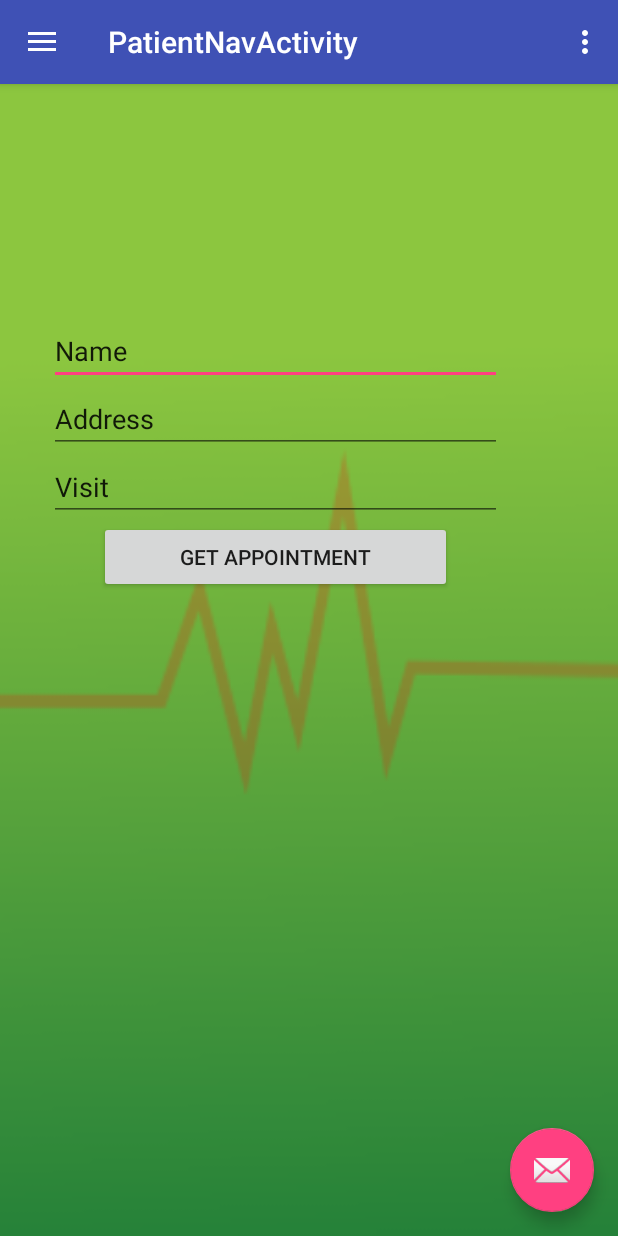
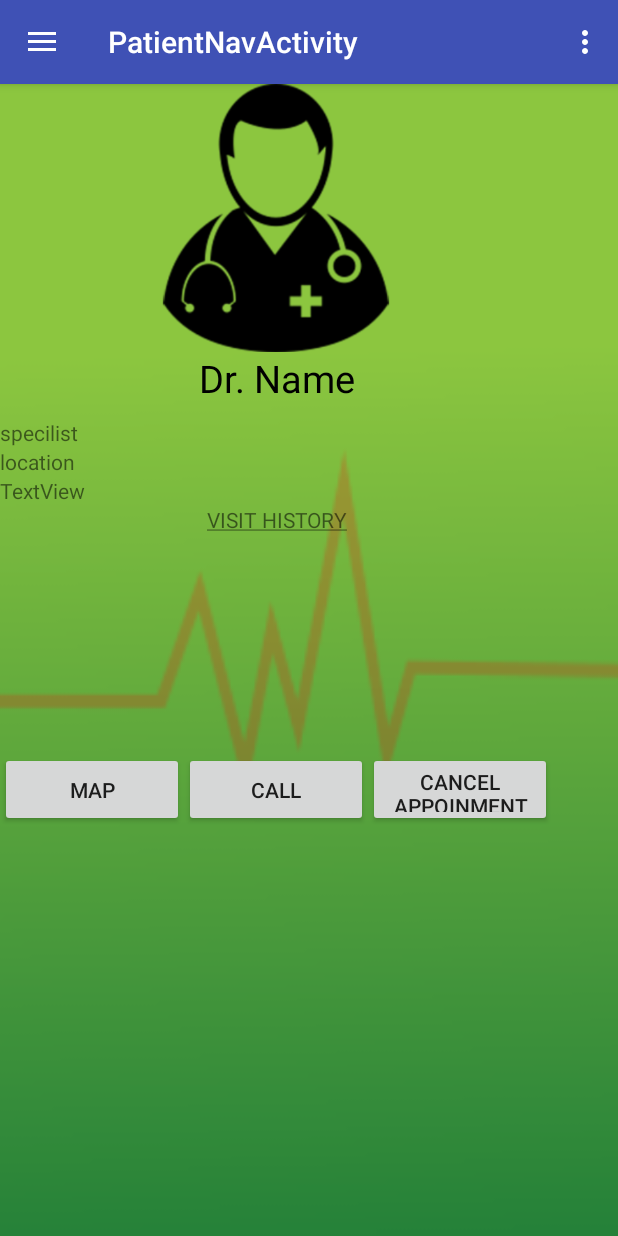
Before and after one commit to faisal-developersbd/HelloDoctor, an Android app: the PatientNavActivity screen opened directly, with no data from a screen before it, in the side drawer, after a tap on "Doctor's Appoinment", on a phone screen of 412 x 824 dp. Run offline under Robolectric (Android 15) with nearby library versions, the phone set to English and light mode, and no system bars.

Commit message:
Layout Improved

```diff
--- /dev/null
+++ b/app/src/main/java/system/faisalshakiba/com/hellodoctor/AppoinmentFragment.java
@@ -0,0 +1,63 @@
+package system.faisalshakiba.com.hellodoctor;
+
+import android.app.Fragment;
+import android.os.Bundle;
+import android.support.annotation.Nullable;
+import android.view.LayoutInflater;
+import android.view.View;
+import android.view.ViewGroup;
+import android.widget.Button;
+import android.widget.ImageView;
+import android.widget.ListView;
+import android.widget.TextView;
+
+import system.faisalshakiba.com.hellodoctor.items.doctorlist;
+
+/**
+ * Created by TC on 9/28/2017.
+ */
+
+public class AppoinmentFragment extends Fragment {
+   ImageView imageView;
+    TextView nameText;
+    TextView specialText;
+    TextView location;
+    TextView distance;
+    TextView ifnull;
+    ListView listhistory;
+    Button map,call,cancel;
+    doctorlist dlist=null;
+    View myview;
+    @Nullable
+    @Override
+    public View onCreateView(LayoutInflater inflater, final ViewGroup container, Bundle savedInstanceState) {
+        myview = inflater.inflate(R.layout.activity_appoinment, container, false);
+        imageView=(ImageView) myview.findViewById(R.id.img_doctor_details);
+        nameText=(TextView) myview.findViewById(R.id.details_doctorName);
+        specialText=(TextView) myview.findViewById(R.id.details_doctorSpecialist);
+        location=(TextView) myview.findViewById(R.id.details_doctorLocation);
+        distance=(TextView) myview.findViewById(R.id.details_doctorDistance);
+        ifnull=(TextView) myview.findViewById(R.id.details_ifnull);
+        listhistory=(ListView) myview.findViewById(R.id.details_listHistory);
+        map=(Button)myview.findViewById(R.id.details_map);
+        call=(Button)myview.findViewById(R.id.details_call);
+        cancel=(Button)myview.findViewById(R.id.details_cancel);
+
+        //setting values
+        if(dlist!=null)
+        {
+            if(dlist.getPropic()!=null)
+                imageView.setImageBitmap(dlist.getPropic());
+            nameText.setText(dlist.getDoctorName());
+            specialText.setText("Specialist in: "+dlist.getSpecialist());
+            location.setText("Location: "+dlist.getLocation());
+            distance.setText("Distance: "+dlist.getDistance());
+
+        }
+        return myview;
+    }
+    public void setDlist(doctorlist dlist)
+    {
+        this.dlist=dlist;
+    }
+}
--- a/app/src/main/java/system/faisalshakiba/com/hellodoctor/PatientNavActivity.java
+++ b/app/src/main/java/system/faisalshakiba/com/hellodoctor/PatientNavActivity.java
@@ -15,6 +15,8 @@ import android.support.v7.app.AppCompatActivity;
 import android.support.v7.widget.Toolbar;
 import android.view.Menu;
 import android.view.MenuItem;
+
+import system.faisalshakiba.com.hellodoctor.items.doctorlist;
 
 public class PatientNavActivity extends AppCompatActivity
         implements NavigationView.OnNavigationItemSelectedListener {
@@ -44,7 +46,7 @@ public class PatientNavActivity extends AppCompatActivity
                         .setAction("Action", null).show();
             }
         });
-
+        fab.setVisibility(View.GONE);
         DrawerLayout drawer = (DrawerLayout) findViewById(R.id.drawer_layout);
         ActionBarDrawerToggle toggle = new ActionBarDrawerToggle(
                 this, drawer, toolbar, R.string.navigation_drawer_open, R.string.navigation_drawer_close);
@@ -73,6 +75,7 @@ public class PatientNavActivity extends AppCompatActivity
             super.onBackPressed();
         }
     }
+
 
     @Override
     public boolean onCreateOptionsMenu(Menu menu) {
--- a/app/src/main/java/system/faisalshakiba/com/hellodoctor/items/doctorlist.java
+++ b/app/src/main/java/system/faisalshakiba/com/hellodoctor/items/doctorlist.java
@@ -7,6 +7,7 @@ import android.graphics.Bitmap;
  */
 
 public class doctorlist {
+    private String id;
        private Bitmap propic;
     private String doctorName;
     private String header;
@@ -20,7 +21,7 @@ public class doctorlist {
     public doctorlist() {
     }
 
-    public doctorlist(Bitmap propic, String doctorName, String header, boolean notification, String specialist, String location, String time, String date, String distance) {
+    public doctorlist(String id,Bitmap propic, String doctorName, String header, boolean notification, String specialist, String location, String time, String date, String distance) {
         this.propic = propic;
         this.doctorName = doctorName;
         this.header = header;
@@ -30,6 +31,14 @@ public class doctorlist {
         this.time = time;
         this.date = date;
         this.distance = distance;
+    }
+
+    public String getId() {
+        return id;
+    }
+
+    public void setId(String id) {
+        this.id = id;
     }
 
     public Bitmap getPropic() {
@@ -107,7 +116,8 @@ public class doctorlist {
     @Override
     public String toString() {
         return "doctorlist{" +
-                "propic=" + propic +
+                "id='" + id + '\'' +
+                ", propic=" + propic +
                 ", doctorName='" + doctorName + '\'' +
                 ", header='" + header + '\'' +
                 ", notification=" + notification +
--- a/app/src/main/java/system/faisalshakiba/com/hellodoctor/patient_dashboard_fragment.java
+++ b/app/src/main/java/system/faisalshakiba/com/hellodoctor/patient_dashboard_fragment.java
@@ -1,6 +1,7 @@
 package system.faisalshakiba.com.hellodoctor;
 
 import android.app.Fragment;
+import android.app.FragmentManager;
 import android.content.Context;
 import android.os.Bundle;
 import android.support.annotation.Nullable;
@@ -28,7 +29,7 @@ public class patient_dashboard_fragment extends Fragment {
 
     View myview;
     Context context;
-    ListView doctorlist;
+    ListView doctorlistview;
     @Nullable
     @Override
     public View onCreateView(LayoutInflater inflater, final ViewGroup container, Bundle savedInstanceState) {
@@ -36,17 +37,17 @@ public class patient_dashboard_fragment extends Fragment {
         context=getActivity().getBaseContext();
         final List<doctorlist> arrayList=new ArrayList<doctorlist>();
         doctorlist dlist=new doctorlist();
-        dlist=new doctorlist(null,"Dr. Hasan","Appoinment 1",true,"Heart Specialist","Mirpur","12:45-01:4","Date","2 km");
+        dlist=new doctorlist("101",null,"Dr. Hasan","Appoinment 1",true,"Heart Specialist","Mirpur","12:45-01:4","Date","2 km");
         arrayList.add(dlist);
-        dlist=new doctorlist(null,"Dr. Mahmud","Appoinment 2",true,"Heart Specialist","Mirpur","12:45-01:4","Date","2 km");
+        dlist=new doctorlist("102",null,"Dr. Mahmud","Appoinment 2",true,"Heart Specialist","Mirpur","12:45-01:4","Date","2 km");
         arrayList.add(dlist);
-        dlist=new doctorlist(null,"Dr. Sagor","Appoinment 3",true,"Heart Specialist","Mirpur","12:45-01:4","Date","2 km");
+        dlist=new doctorlist("103",null,"Dr. Sagor","Appoinment 3",true,"Heart Specialist","Mirpur","12:45-01:4","Date","2 km");
         arrayList.add(dlist);
-        dlist=new doctorlist(null,"Dr. Hossain","Appoinment 4",true,"Heart Specialist","Mirpur","12:45-01:4","Date","2 km");
+        dlist=new doctorlist("104",null,"Dr. Hossain","Appoinment 4",true,"Heart Specialist","Mirpur","12:45-01:4","Date","2 km");
         arrayList.add(dlist);
-        dlist=new doctorlist(null,"Dr. Afroza","Appoinment 5",true,"Heart Specialist","Mirpur","12:45-01:4","Date","2 km");
+        dlist=new doctorlist("105",null,"Dr. Afroza","Appoinment 5",true,"Heart Specialist","Mirpur","12:45-01:4","Date","2 km");
         arrayList.add(dlist);
-        doctorlist=(ListView) myview.findViewById(R.id.listdoctorview);
+        doctorlistview=(ListView) myview.findViewById(R.id.listdoctorview);
         final BaseAdapter adapter=new BaseAdapter() {
             LayoutInflater inflater= (LayoutInflater) getActivity().getSystemService(Context.LAYOUT_INFLATER_SERVICE);
             @Override
@@ -93,15 +94,22 @@ public class patient_dashboard_fragment extends Fragment {
                 return view;
             }
         };
-        doctorlist.setAdapter(adapter);
-        adapter.notifyDataSetChanged();
-        doctorlist.setOnItemClickListener(new AdapterView.OnItemClickListener() {
+        doctorlistview.setAdapter(adapter);
+        doctorlistview.setOnItemClickListener(new AdapterView.OnItemClickListener() {
             @Override
-            public void onItemClick(AdapterView<?> adapterView, View view, int i, long l) {
-                int position=adapterView.getSelectedItemPosition();
-                Toast.makeText(context,"Position: "+position,Toast.LENGTH_LONG).show();
+            public void onItemClick(AdapterView<?> parent, View view, int position, long id) {
+                int item= (int) doctorlistview.getAdapter().getItem(position);
+
+                doctorlist dl=arrayList.get(item);
+
+                AppoinmentFragment appoinmentFragment=new AppoinmentFragment();
+                appoinmentFragment.setDlist(dl);
+                FragmentManager fragmentManager=getFragmentManager();
+                fragmentManager.beginTransaction().replace(R.id.pat_dashboard,appoinmentFragment).commit();
             }
         });
+        adapter.notifyDataSetChanged();
+
         return  myview;
     }
 }
--- a/app/src/main/res/layout/activity_appoinment.xml
+++ b/app/src/main/res/layout/activity_appoinment.xml
@@ -1,5 +1,6 @@
 <?xml version="1.0" encoding="utf-8"?>
 <RelativeLayout xmlns:android="http://schemas.android.com/apk/res/android"
+    xmlns:app="http://schemas.android.com/apk/res-auto"
     android:layout_width="match_parent"
     android:background="@drawable/d_background"
     android:layout_height="match_parent">
@@ -11,34 +12,109 @@
         android:gravity="center"
        >
 
-        <EditText
-            android:id="@+id/editText8"
-            android:layout_width="302dp"
-            android:layout_height="wrap_content"
-            android:ems="10"
-            android:inputType="textPersonName"
-            android:text="Name" />
+        <LinearLayout
+            android:layout_width="match_parent"
+            android:layout_height="match_parent"
+            android:layout_weight="1"
+            android:orientation="vertical">
 
-        <EditText
-            android:id="@+id/editText7"
-            android:layout_width="302dp"
-            android:layout_height="wrap_content"
-            android:ems="10"
-            android:inputType="textPersonName"
-            android:text="Address" />
+            <ImageView
+                android:id="@+id/img_doctor_details"
+                android:layout_width="match_parent"
+                android:layout_height="match_parent"
+                android:layout_weight="1"
+                app:srcCompat="@drawable/doctors_appoinment" />
 
-        <EditText
-            android:id="@+id/editText3"
-            android:layout_width="302dp"
-            android:layout_height="wrap_content"
-            android:ems="10"
-            android:inputType="textPersonName"
-            android:text="Visit" />
+            <TextView
+                android:id="@+id/details_doctorName"
+                android:layout_width="match_parent"
+                android:layout_height="match_parent"
+                android:textAlignment="center"
+                android:textColor="@android:color/black"
+                android:textSize="25dp"
+                android:layout_weight="4"
+                android:text="Dr. Name" />
 
-        <Button
-            android:id="@+id/button4"
-            android:layout_width="235dp"
-            android:layout_height="wrap_content"
-            android:text="Get Appointment" />
+        </LinearLayout>
+
+        <LinearLayout
+            android:layout_width="match_parent"
+            android:layout_height="match_parent"
+            android:layout_weight="1"
+            android:orientation="vertical">
+
+            <TextView
+                android:id="@+id/details_doctorSpecialist"
+                android:layout_width="match_parent"
+                android:layout_height="wrap_content"
+                android:text="specilist" />
+
+            <TextView
+                android:id="@+id/details_doctorLocation"
+                android:layout_width="match_parent"
+                android:layout_height="wrap_content"
+                android:text="location" />
+
+            <TextView
+                android:id="@+id/details_doctorDistance"
+                android:layout_width="match_parent"
+                android:layout_height="wrap_content"
+
+                android:text="TextView" />
+
+            <TextView
+                android:id="@+id/textView23"
+                android:layout_width="match_parent"
+                android:layout_height="wrap_content"
+                android:text="@string/history"
+                android:textAlignment="center" />
+
+            <LinearLayout
+                android:layout_width="match_parent"
+                android:layout_height="match_parent"
+                android:orientation="vertical">
+
+                <TextView
+                    android:id="@+id/details_ifnull"
+                    android:layout_width="match_parent"
+                    android:layout_height="wrap_content"
+                    android:visibility="gone"
+                    android:text="TextView" />
+
+                <ListView
+                    android:id="@+id/details_listHistory"
+                    android:layout_width="match_parent"
+                    android:layout_height="match_parent" />
+            </LinearLayout>
+
+        </LinearLayout>
+
+        <LinearLayout
+            android:layout_width="match_parent"
+            android:layout_height="50dp"
+            android:orientation="horizontal">
+
+            <Button
+                android:id="@+id/details_map"
+                android:layout_width="match_parent"
+                android:layout_height="match_parent"
+                android:layout_weight="1"
+                android:text="map" />
+
+            <Button
+                android:id="@+id/details_call"
+                android:layout_width="match_parent"
+                android:layout_height="match_parent"
+                android:layout_weight="1"
+                android:text="CALL" />
+
+            <Button
+                android:id="@+id/details_cancel"
+                android:layout_width="match_parent"
+                android:layout_height="match_parent"
+                android:layout_weight="1"
+                android:text="CANCEL APPOINMENT" />
+        </LinearLayout>
+
     </LinearLayout>
 </RelativeLayout>
--- a/app/src/main/res/layout/patient_dashboard.xml
+++ b/app/src/main/res/layout/patient_dashboard.xml
@@ -2,6 +2,7 @@
 <RelativeLayout xmlns:android="http://schemas.android.com/apk/res/android"
     android:layout_width="match_parent"
     android:layout_height="match_parent"
+    android:id="@+id/pat_dashboard"
     android:padding="20dp"
     android:background="@drawable/d_background">
 
--- a/app/src/main/res/layout/patient_dashboard_item.xml
+++ b/app/src/main/res/layout/patient_dashboard_item.xml
@@ -2,6 +2,8 @@
 <RelativeLayout xmlns:android="http://schemas.android.com/apk/res/android"
     xmlns:app="http://schemas.android.com/apk/res-auto"
     android:layout_width="match_parent"
+
+    android:descendantFocusability="blocksDescendants"
     android:layout_height="wrap_content">
 
     <LinearLayout
--- a/app/src/main/res/values/strings.xml
+++ b/app/src/main/res/values/strings.xml
@@ -7,6 +7,6 @@
 
     <string name="navigation_drawer_open">Open navigation drawer</string>
     <string name="navigation_drawer_close">Close navigation drawer</string>
-
+    <string name="history"><u>VISIT HISTORY</u></string>
     <string name="action_settings">Settings</string>
 </resources>
```
